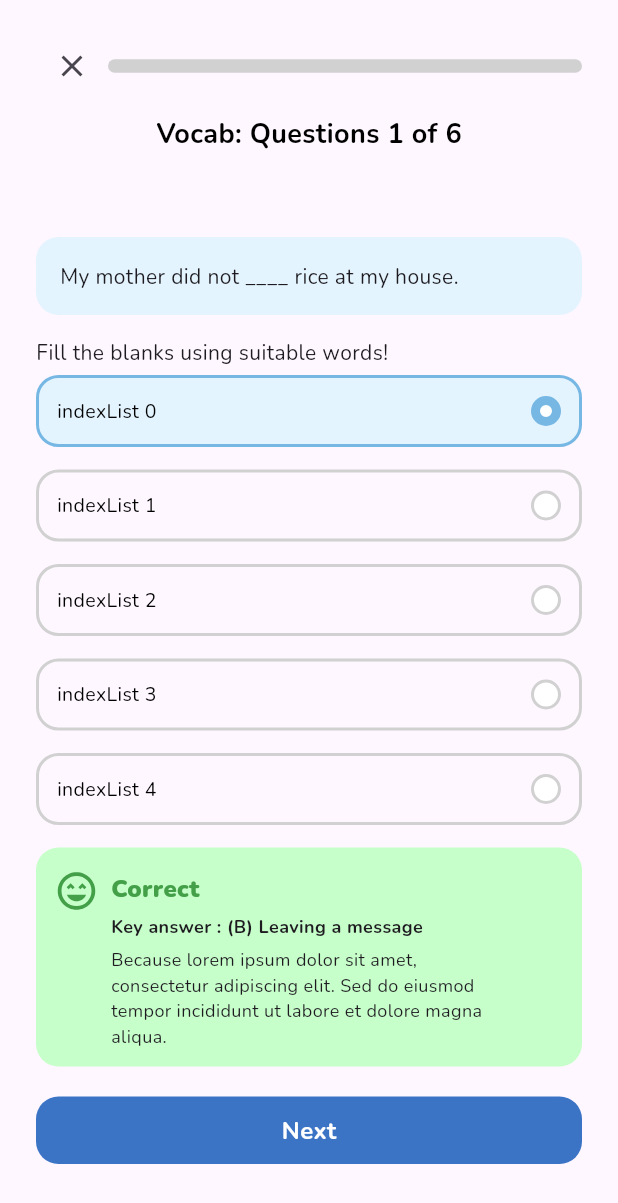
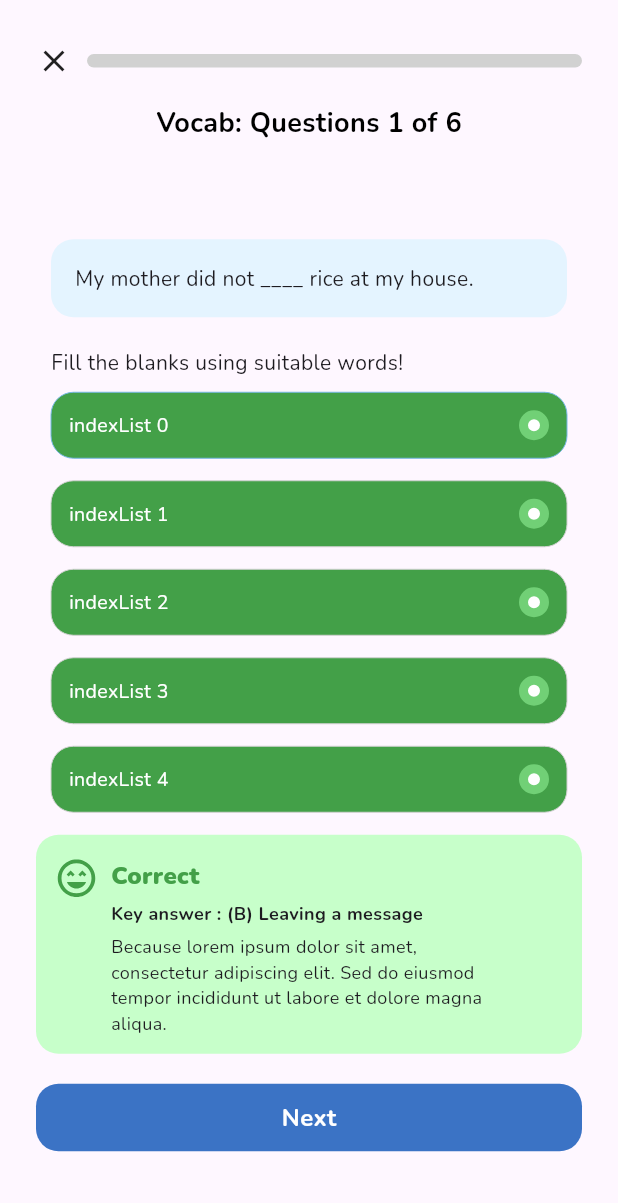
Before and after one commit to MahendraKhibrah/toefl-app, a Flutter app: the QuizPage screen opened by its route, on a phone screen of 412 x 824 dp. Shown: the top 1203 px of the screen. Run offline on Flutter 3.47's test engine with Material 3 defaults, Android fonts, the phone set to English and light mode, and no system bars; our stand-ins replace dio, easy_debounce, easy_localization, flutter_riverpod, flutter_svg, flutter_widget_from_html and 8 more; accounts and stored records are empty; generated files the repository leaves out were written again; statements that could not run were skipped.

Commit message:
update grammar_page

```diff
--- a/lib/pages/grammar_page.dart
+++ b/lib/pages/grammar_page.dart
@@ -6,7 +6,9 @@ import 'package:toefl/widgets/blue_container.dart';
 import 'package:toefl/widgets/next_button.dart';
 
 class GrammarPage extends StatefulWidget {
-  const GrammarPage({super.key,});
+  const GrammarPage({
+    super.key,
+  });
 
   @override
   State<GrammarPage> createState() => _GrammarPageState();
@@ -25,24 +27,27 @@ class _GrammarPageState extends State<GrammarPage> {
             mainAxisAlignment: MainAxisAlignment.center,
             crossAxisAlignment: CrossAxisAlignment.start,
             children: <Widget>[
-              const BlueContainer(
+              const Padding(
+                padding: EdgeInsets.symmetric(horizontal: 10.0),
+                child: BlueContainer(
                   child: Text("My mother did not ____ rice at my house."),
                 ),
-              const SizedBox(
-                height: 15,
               ),
-              const Text(
+              Padding(
+                padding: const EdgeInsets.only(
+                    left: 10.0, right: 10, top: 20, bottom: 10),
+                child: const Text(
                   "Fill the blanks using suitable words!",
                   textAlign: TextAlign.left,
                 ),
-              const SizedBox(
-                height: 5,
               ),
               ...List.generate(
                   5,
                   (indexList) => Padding(
-                        padding: const EdgeInsets.only(bottom: 15),
+                        padding: const EdgeInsets.only(
+                            bottom: 15, left: 10, right: 10),
                         child: AnswerButton(
+                          isAnswerTrue: true,
                           onTap: () {
                             setState(() {
                               selectedIndex = indexList;
--- a/lib/widgets/answer_button.dart
+++ b/lib/widgets/answer_button.dart
@@ -58,7 +58,7 @@ class _AnswerButtonState extends State<AnswerButton> {
           child: Row(
             children: [
               SizedBox(
-                width: MediaQuery.of(context).size.width * 0.7,
+                width: MediaQuery.of(context).size.width * 0.67,
                 child: Text(
                   widget.title,
                   style: CustomTextStyle.light13.copyWith(
--- a/lib/widgets/step_progress.dart
+++ b/lib/widgets/step_progress.dart
@@ -1,7 +1,10 @@
+import 'dart:convert';
+
 import 'package:flutter/material.dart';
 import 'package:toefl/utils/colors.dart';
 import 'package:toefl/utils/custom_text_style.dart';
 import 'package:toefl/utils/hex_color.dart';
+import 'package:http/http.dart' as http;
 
 class StepProgress extends StatefulWidget {
   final double currentStep;
@@ -16,6 +19,23 @@ class StepProgress extends StatefulWidget {
 
 class _StepProgressState extends State<StepProgress> {
   double widthProgress = 0;
+  List randomWordsList = [];
+  final randomWordUrl = Uri.parse('https://random-word-api.herokuapp.com/word');
+
+  Future<void> fetchRandomWord() async {
+    try {
+      final randomWordResponse = await http.get(randomWordUrl);
+      if (randomWordResponse.statusCode == 200) {
+        final randomWord = jsonDecode(randomWordResponse.body);
+        setState(() {
+          randomWordsList.add(randomWord[0]);
+          loading = false;
+        });
+      }
+    } catch (error) {}
+  }
+
+  bool loading = false;
 
   @override
   void initState() {
@@ -47,13 +67,16 @@ class _StepProgressState extends State<StepProgress> {
       children: [
         Row(
           children: [
-            IconButton(
-              onPressed: () {
+            GestureDetector(
+              onTap: () {
                 Navigator.pop(context);
               },
-              icon: const Icon(Icons.close),
-              padding: EdgeInsets.zero,
-              constraints: BoxConstraints(),
+              child: Padding(
+                padding: const EdgeInsets.only(right: 10.0),
+                child: const Icon(
+                  Icons.close,
+                ),
+              ),
             ),
             Expanded(
               child: Container(
@@ -69,6 +92,10 @@ class _StepProgressState extends State<StepProgress> {
                         borderRadius: BorderRadius.circular(8),
                       ),
                     ),
+                    // LinearProgressIndicator(
+                    //     value: randomWordsList.length / 10,
+                    //     color: HexColor(mariner800),
+                    //     borderRadius: BorderRadius.circular(8)),
                   ],
                 ),
                 decoration: BoxDecoration(
--- a/pubspec.yaml
+++ b/pubspec.yaml
@@ -26,6 +26,7 @@ dependencies:
   flutter_widget_from_html: ^0.15.0
   slide_countdown: ^1.6.1
   lottie: ^3.1.1
+  http: ^1.2.1
 
 
 dev_dependencies:
```
Also changed, not shown: lib/widgets/home_page/topic_interest.dart (+6 -3 lines), pubspec.lock. Lines whose indentation alone changed are shown as unchanged.
